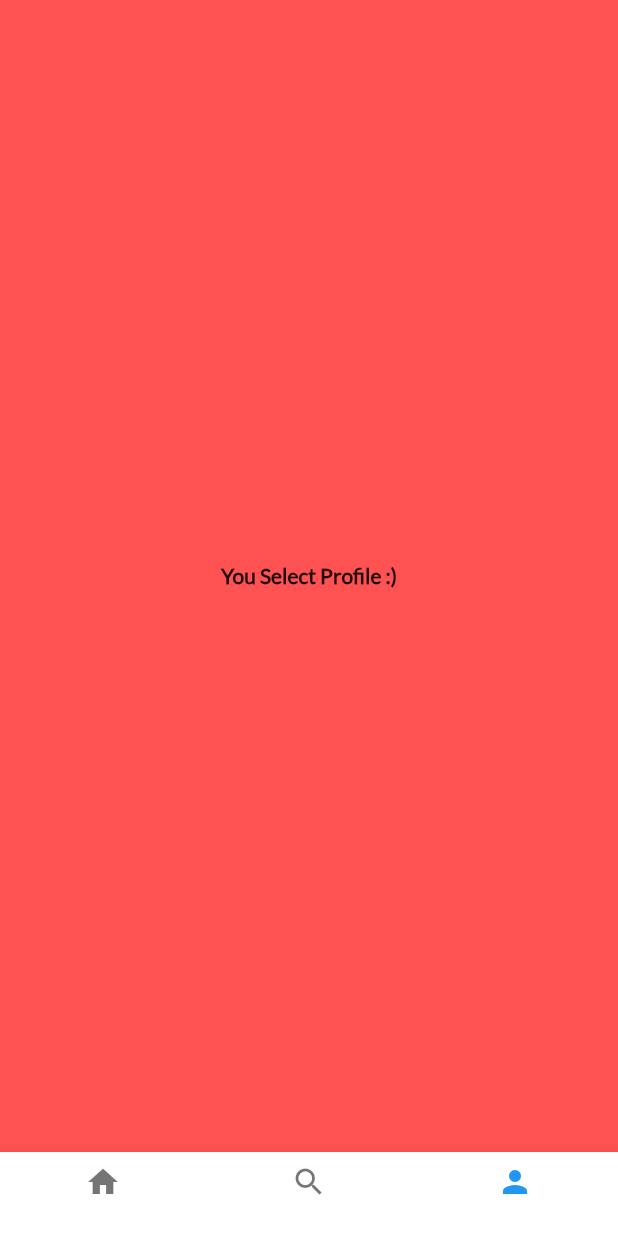
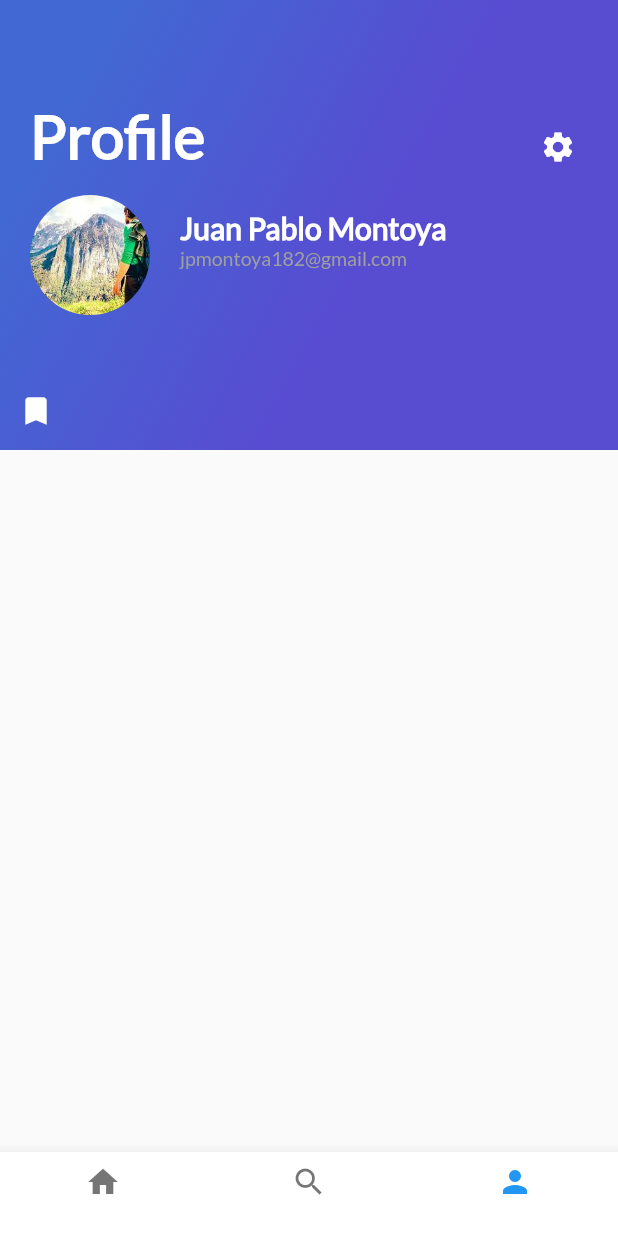
Before and after one commit to jpmontoya182/flutter-basic-platzi, a Flutter app: the screen it shows after launch, on a phone screen of 412 x 824 dp. Run offline on Flutter 3.47's test engine with Material 2 defaults, Android fonts, the phone set to English and light mode, and no system bars.

Commit message:
first version of homework folder

```diff
--- a/lib/card_image_list.dart
+++ b/lib/home/card_image_list.dart
@@ -1,5 +1,5 @@
 import 'package:flutter/material.dart';
-import 'card_image.dart';
+import '../controls/card_image.dart';
 
 class CardImageList extends StatelessWidget
 {
--- a/lib/description_place.dart
+++ b/lib/home/description_place.dart
@@ -1,5 +1,5 @@
 import 'package:flutter/material.dart';
-import 'button_rounded.dart';
+import '../controls/button_rounded.dart';
 
 class DescriptionPlace extends StatelessWidget {
   String namePlace;
--- a/lib/header_appbar.dart
+++ b/lib/home/header_appbar.dart
@@ -1,5 +1,5 @@
 import 'package:flutter/material.dart';
-import 'gradient_back.dart';
+import '../controls/gradient_back.dart';
 import 'card_image_list.dart';
 
 
--- a/lib/platzi_trips.dart
+++ b/lib/home/platzi_trips.dart
@@ -1,7 +1,7 @@
 import 'package:flutter/material.dart';
 import 'home_trips.dart';
-import 'search_trips.dart';
-import 'profile/profile_trips.dart';
+import '../search/search_trips.dart';
+import '../profile/profile_trips_container.dart';
 
 class PlatziTrips extends StatefulWidget {
   @override
--- a/lib/review_list.dart
+++ b/lib/home/review_list.dart
@@ -1,5 +1,5 @@
 import 'package:flutter/material.dart';
-import 'review.dart';
+import '../controls/review.dart';
 
 class ReviewList extends StatelessWidget {
   String details = "1 Review 5 Photos";
--- a/lib/main.dart
+++ b/lib/main.dart
@@ -1,5 +1,5 @@
 import 'package:flutter/material.dart';
-import 'platzi_trips.dart';
+import 'home/platzi_trips.dart';
 
 void main() {
   runApp(MyApp());
--- /dev/null
+++ b/lib/profile/profile_bar.dart
@@ -0,0 +1,15 @@
+import 'package:flutter/material.dart';
+
+class ProfileBar extends StatelessWidget {
+  @override
+  Widget build(BuildContext context) {
+    final bookmark =
+        IconButton(icon: Icon(Icons.bookmark, color: Colors.white));
+
+    return Container(
+        margin: EdgeInsets.only(top: 250.0),
+        child: Column(children: [
+          Row(children: [bookmark])
+        ]));
+  }
+}
--- /dev/null
+++ b/lib/profile/profile_header.dart
@@ -0,0 +1,48 @@
+import 'package:flutter/material.dart';
+
+class ProfileHeader extends StatelessWidget {
+  @override
+  Widget build(BuildContext context) {
+    // title
+    final titleHeader = Container(
+      height: 50.0,
+      width: 300.0,
+      margin: EdgeInsets.only(top: 20.0, left: 20.0, right: 20.0),
+      child: Align(
+        alignment: Alignment.centerLeft,
+        child: Text('Profile',
+            style: TextStyle(
+                fontFamily: 'Lato',
+                fontSize: 40.0,
+                color: Colors.white,
+                fontWeight: FontWeight.bold)),
+      ),
+    );
+
+    // icon
+    final settingsHeader = Container(
+        height: 10.0,
+        margin: EdgeInsets.only(top: 20.0, left: 20.0, right: 20.0),
+        child: Align(
+          alignment: Alignment.centerRight,
+          child: Icon(
+            Icons.settings,
+            color: Colors.white,
+          ),
+        ));
+
+    return Container(
+      height: 300.0,
+      // margin: EdgeInsets.only(top: 20.0),
+      decoration: BoxDecoration(
+          gradient: LinearGradient(
+              colors: [Color(0xFF4268D3), Color(0xFF584CD1)],
+              begin: FractionalOffset(0.2, 0.0),
+              end: FractionalOffset(1.0, 0.6),
+              stops: [0.0, 0.6],
+              tileMode: TileMode.clamp)),
+      child: Row(children: [titleHeader, settingsHeader]),
+      alignment: Alignment(-0.9, -0.6),
+    );
+  }
+}
--- /dev/null
+++ b/lib/profile/profile_image_detail.dart
@@ -0,0 +1,58 @@
+import 'package:flutter/material.dart';
+
+class ProfileImageDetail extends StatelessWidget {
+  String imageProfilePath;
+  String name;
+  String email;
+
+  ProfileImageDetail(this.imageProfilePath, this.name, this.email);
+
+  @override
+  Widget build(BuildContext context) {
+    final userName = Container(
+        margin: EdgeInsets.only(left: 20.0),
+        child: Text(name,
+            textAlign: TextAlign.left,
+            style: TextStyle(
+                fontFamily: "Lato",
+                fontSize: 20.0,
+                fontWeight: FontWeight.bold,
+                color: Colors.white)));
+
+    final emailUser = Container(
+      margin: EdgeInsets.only(left: 20.0),
+      child: Text(email,
+          textAlign: TextAlign.left,
+          style: TextStyle(
+              fontFamily: "Lato", fontSize: 13.0, color: Colors.grey)),
+    );
+
+    final userDetails = Column(
+      crossAxisAlignment: CrossAxisAlignment.start,
+      children: [userName, emailUser],
+    );
+
+    final photo = Container(
+      margin: EdgeInsets.only(
+        top: 20.0,
+      ),
+      width: 80.0,
+      height: 80.0,
+      decoration: BoxDecoration(
+          shape: BoxShape.circle,
+          image: DecorationImage(
+              fit: BoxFit.cover, image: AssetImage(imageProfilePath))),
+    );
+
+    return Container(
+        margin: EdgeInsets.only(top: 110.0, left: 20.0),
+        child: Column(
+          crossAxisAlignment: CrossAxisAlignment.start,
+          children: [
+            Row(
+              children: [photo, userDetails],
+            )
+          ],
+        ));
+  }
+}
--- a/lib/profile/profile_trips.dart
+++ /dev/null
@@ -1,13 +0,0 @@
-import 'package:flutter/material.dart';
-
-class ProfileTrips extends StatelessWidget {
-  @override
-  Widget build(BuildContext context) {
-    return Container(
-        color: Colors.redAccent,
-        child: Center(
-            child: Text("You Select Profile :)",
-                style: TextStyle(
-                    fontFamily: 'Lato', fontWeight: FontWeight.bold))));
-  }
-}
--- /dev/null
+++ b/lib/profile/profile_trips_container.dart
@@ -0,0 +1,17 @@
+import 'package:flutter/material.dart';
+import 'package:platzi_project/profile/profile_bar.dart';
+import 'package:platzi_project/profile/profile_header.dart';
+import 'profile_image_detail.dart';
+
+class ProfileTrips extends StatelessWidget {
+  @override
+  Widget build(BuildContext context) {
+    final firstStack = Stack(children: [
+      ProfileHeader(),
+      ProfileImageDetail('assets/img/people.jpg', 'Juan Pablo Montoya',
+          'jpmontoya182@gmail.com')
+    ]);
+
+    return Container(child: Stack(children: [firstStack, ProfileBar()]));
+  }
+}
```
Also changed, not shown: homework/layers.png (added), lib/controls/button_rounded.dart (renamed from lib/button_rounded.dart), lib/controls/card_image.dart (renamed from lib/card_image.dart), lib/controls/floating_action_button_green.dart (renamed from lib/floating_action_button_green.dart), lib/controls/gradient_back.dart (renamed from lib/gradient_back.dart), lib/controls/review.dart (renamed from lib/review.dart), lib/home/home_trips.dart (renamed from lib/home_trips.dart), lib/profile/profile_user.dart (added), lib/search/search_trips.dart (renamed from lib/search_trips.dart).
